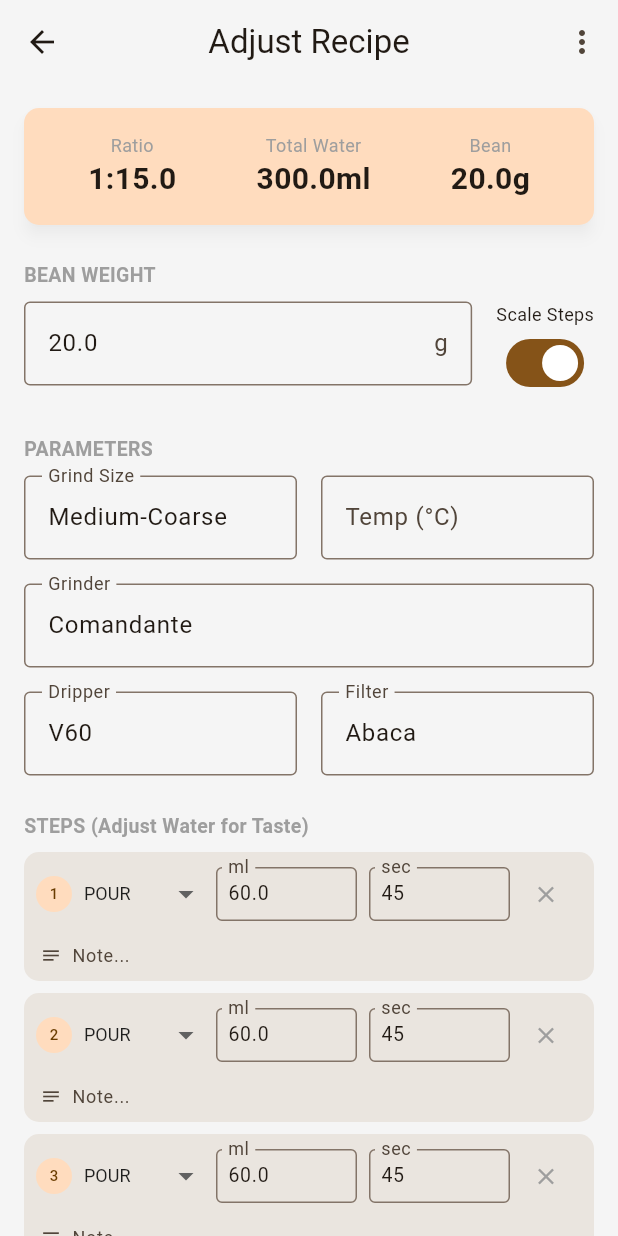
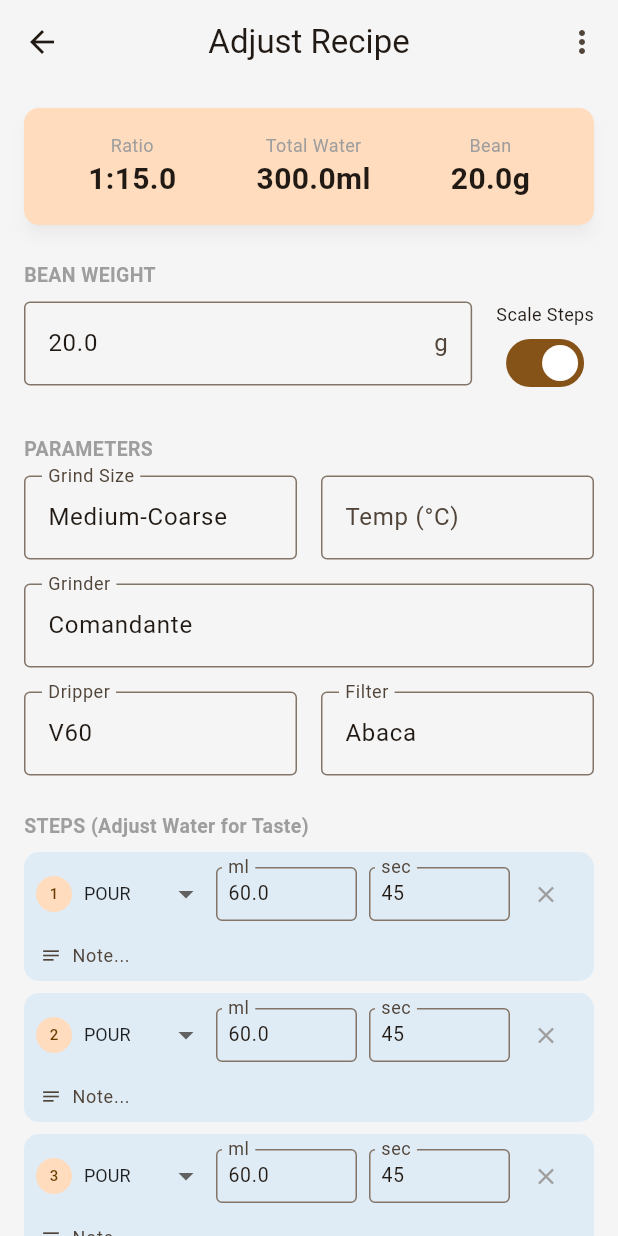
Before and after one commit to popotogis/drip-logger, a Flutter app: the screen it shows after launch, after a tap on "4:6 Method", on a phone screen of 412 x 824 dp. Run offline on Flutter 3.47's test engine with Material 3 defaults, Android fonts, the phone set to English and light mode, and no system bars; our stand-ins replace flutter_riverpod, flutter_slidable, sembast, sembast_web, shared_preferences, state_notifier; missing offline and left inert: file_saver.

```diff
--- a/lib/widgets/brewing/brew_progress_timeline.dart
+++ b/lib/widgets/brewing/brew_progress_timeline.dart
@@ -47,13 +47,13 @@ class BrewProgressTimeline extends StatelessWidget {
         Color stepColor;
         switch (step.type) {
           case BrewStepType.pour:
-            stepColor = Theme.of(context).primaryColor;
+            stepColor = Colors.blue;
             break;
           case BrewStepType.wait:
-            stepColor = Colors.orange; // 待機はオレンジ
+            stepColor = Colors.grey;
             break;
           case BrewStepType.stir:
-            stepColor = Colors.green; // 攪拌は緑
+            stepColor = Colors.green;
             break;
         }
 
--- a/lib/widgets/pre_brew/step_edit_list.dart
+++ b/lib/widgets/pre_brew/step_edit_list.dart
@@ -170,10 +170,10 @@ class _StepInputRowState extends State<_StepInputRow> {
     Color cardColor;
     switch (widget.step.type) {
       case BrewStepType.pour:
-        cardColor = Theme.of(context).primaryColor.withValues(alpha: 0.1);
+        cardColor = Colors.blue.withValues(alpha: 0.1);
         break;
       case BrewStepType.wait:
-        cardColor = Colors.orange.withValues(alpha: 0.1);
+        cardColor = Colors.grey.withValues(alpha: 0.1);
         break;
       case BrewStepType.stir:
         cardColor = Colors.green.withValues(alpha: 0.1);
```
